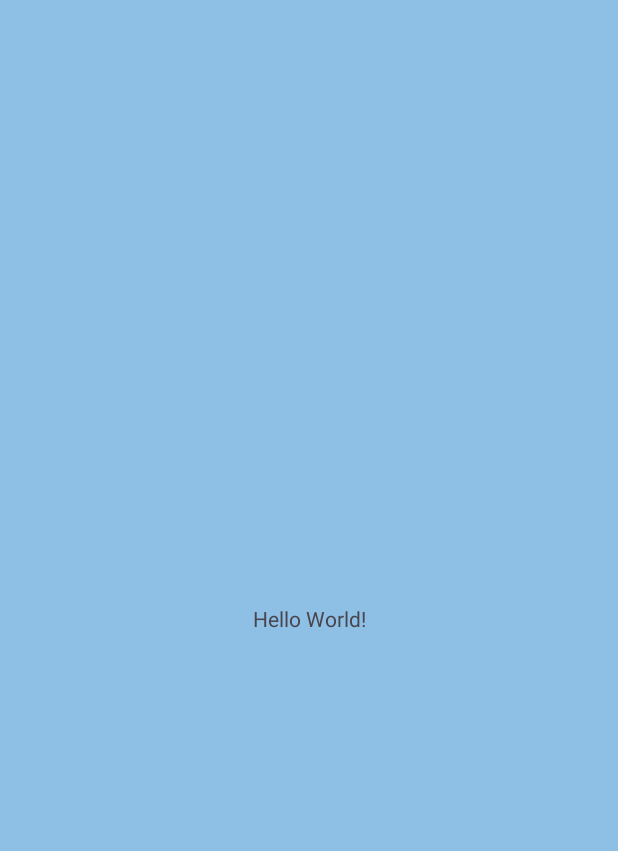
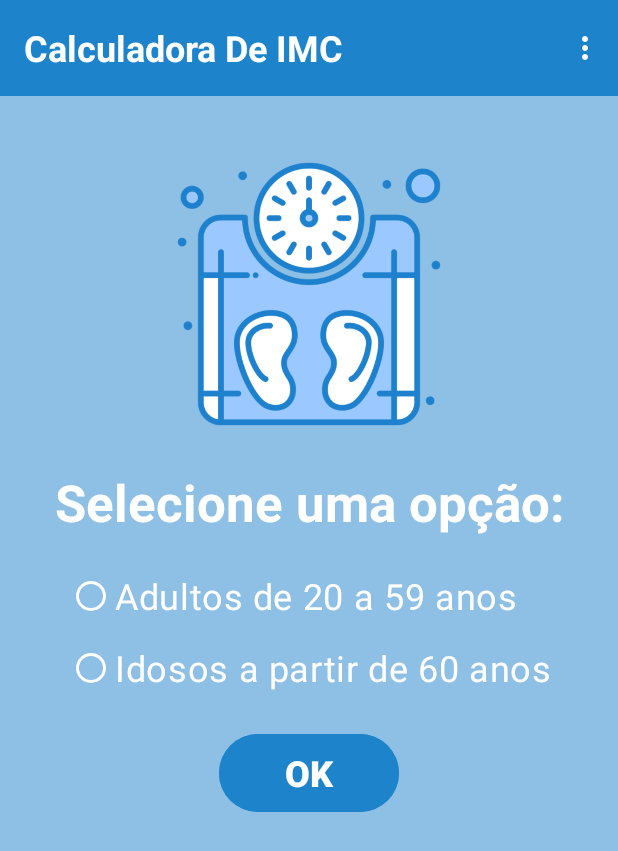
Before and after one commit to cicero-alves-silva/CalculadoraDeIMCMat, an Android app: the screen it shows after launch (MainActivity), on a phone screen of 412 x 824 dp. Before the commit the part shown is almost empty. Shown: the top 851 px of the screen. Run offline under Robolectric (Android 15) with nearby library versions, the phone set to English and light mode, and no system bars.

Commit message:
Aula 25/08/2025

```diff
--- a/app/src/main/java/com/example/calculadoradeimcmat/MainActivity.kt
+++ b/app/src/main/java/com/example/calculadoradeimcmat/MainActivity.kt
@@ -1,20 +1,46 @@
 package com.example.calculadoradeimcmat
 
+import android.graphics.Color
 import android.os.Bundle
-import androidx.activity.enableEdgeToEdge
 import androidx.appcompat.app.AppCompatActivity
-import androidx.core.view.ViewCompat
-import androidx.core.view.WindowInsetsCompat
+import com.example.calculadoradeimcmat.databinding.ActivityMainBinding
+import com.google.android.material.snackbar.Snackbar
 
 class MainActivity : AppCompatActivity() {
     override fun onCreate(savedInstanceState: Bundle?) {
         super.onCreate(savedInstanceState)
-        enableEdgeToEdge()
-        setContentView(R.layout.activity_main)
-        ViewCompat.setOnApplyWindowInsetsListener(findViewById(R.id.main)) { v, insets ->
-            val systemBars = insets.getInsets(WindowInsetsCompat.Type.systemBars())
-            v.setPadding(systemBars.left, systemBars.top, systemBars.right, systemBars.bottom)
-            insets
+        val binding = ActivityMainBinding.inflate(layoutInflater)
+        setContentView(binding.root)
+
+        binding.btOk.setOnClickListener { view ->
+            var categoria = ""
+            when(binding.rgCategorias.checkedRadioButtonId){
+                binding.rbAdultos.id -> categoria = "ADULTO"
+                binding.rbIdosos.id -> categoria = "IDOSO"
+                else ->
+                    Snackbar
+                        .make(
+                            view,
+                            "Selecione uma as opções acima antes de clicar",
+                            Snackbar.LENGTH_LONG
+                        )
+                        .setBackgroundTint(Color.RED)
+                        .setTextColor(Color.WHITE)
+                        .show()
+            }
+            if (categoria.isNotEmpty()) {
+                //ABRIR A TELA DE CÁLCULO
+            }
+        }
+
+        binding.includeAppBar.materialToolbar.setOnMenuItemClickListener { menuItem ->
+            when(menuItem.itemId) {
+                R.id.miDireitosAutorais -> {
+                    //ABRIR A TELA DE DIREITOS AUTORAIS
+                    true
+                }
+                else -> false
+            }
         }
     }
 }
--- a/app/src/main/res/layout/activity_main.xml
+++ b/app/src/main/res/layout/activity_main.xml
@@ -7,13 +7,79 @@
     android:layout_height="match_parent"
     tools:context=".MainActivity">
 
-    <TextView
-        android:layout_width="wrap_content"
+    <include
+        android:id="@+id/includeAppBar"
+        layout="@layout/app_bar"
+        android:layout_width="0dp"
         android:layout_height="wrap_content"
-        android:text="Hello World!"
-        app:layout_constraintBottom_toBottomOf="parent"
         app:layout_constraintEnd_toEndOf="parent"
         app:layout_constraintStart_toStartOf="parent"
         app:layout_constraintTop_toTopOf="parent" />
 
+    <ImageView
+        android:id="@+id/imageView"
+        android:layout_width="0dp"
+        android:layout_height="200dp"
+        android:layout_marginTop="96dp"
+        app:layout_constraintEnd_toEndOf="parent"
+        app:layout_constraintStart_toStartOf="parent"
+        app:layout_constraintTop_toTopOf="parent"
+        app:srcCompat="@drawable/escala_de_peso" />
+
+    <TextView
+        android:id="@+id/textView2"
+        android:layout_width="wrap_content"
+        android:layout_height="wrap_content"
+        android:layout_marginTop="16dp"
+        android:text="Selecione uma opção:"
+        android:textAlignment="center"
+        android:textColor="@color/white"
+        android:textSize="34sp"
+        android:textStyle="bold"
+        app:layout_constraintEnd_toEndOf="parent"
+        app:layout_constraintHorizontal_bias="0.5"
+        app:layout_constraintStart_toStartOf="parent"
+        app:layout_constraintTop_toBottomOf="@+id/imageView" />
+
+    <RadioGroup
+        android:id="@+id/rgCategorias"
+        android:layout_width="wrap_content"
+        android:layout_height="wrap_content"
+        android:layout_marginTop="16dp"
+        app:layout_constraintEnd_toEndOf="parent"
+        app:layout_constraintStart_toStartOf="parent"
+        app:layout_constraintTop_toBottomOf="@+id/textView2">
+
+        <RadioButton
+            android:id="@+id/rbAdultos"
+            android:layout_width="match_parent"
+            android:layout_height="wrap_content"
+            android:text="Adultos de 20 a 59 anos"
+            android:textColor="@color/white"
+            android:textSize="24sp"
+            app:buttonTint="@color/white" />
+
+        <RadioButton
+            android:id="@+id/rbIdosos"
+            android:layout_width="match_parent"
+            android:layout_height="wrap_content"
+            android:text="Idosos a partir de 60 anos"
+            android:textColor="@color/white"
+            android:textSize="24sp"
+            app:buttonTint="@color/white" />
+    </RadioGroup>
+
+    <Button
+        android:id="@+id/btOk"
+        android:layout_width="120dp"
+        android:layout_height="60dp"
+        android:layout_marginTop="16dp"
+        android:backgroundTint="@color/corAzulEscuro"
+        android:text="OK"
+        android:textSize="24sp"
+        android:textStyle="bold"
+        app:layout_constraintEnd_toEndOf="parent"
+        app:layout_constraintHorizontal_bias="0.5"
+        app:layout_constraintStart_toStartOf="parent"
+        app:layout_constraintTop_toBottomOf="@+id/rgCategorias" />
 </androidx.constraintlayout.widget.ConstraintLayout>
```
Also changed, not shown: app/src/main/res/drawable/escala_de_peso.png (added), app/src/main/res/drawable/grafico.png (added).
